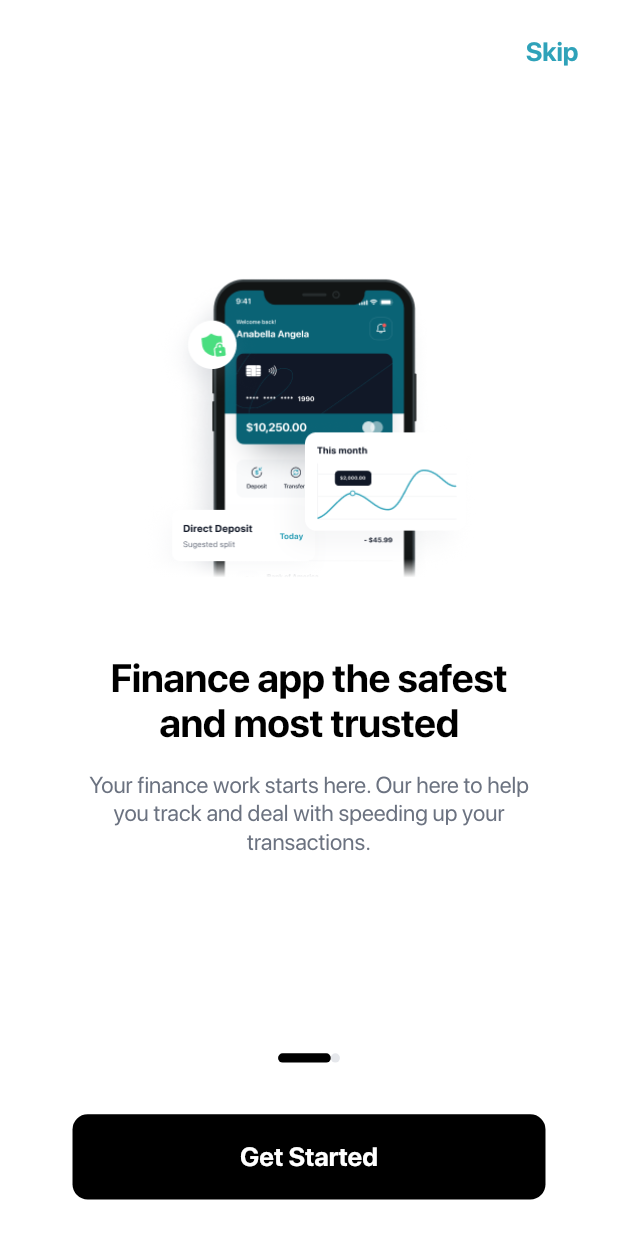
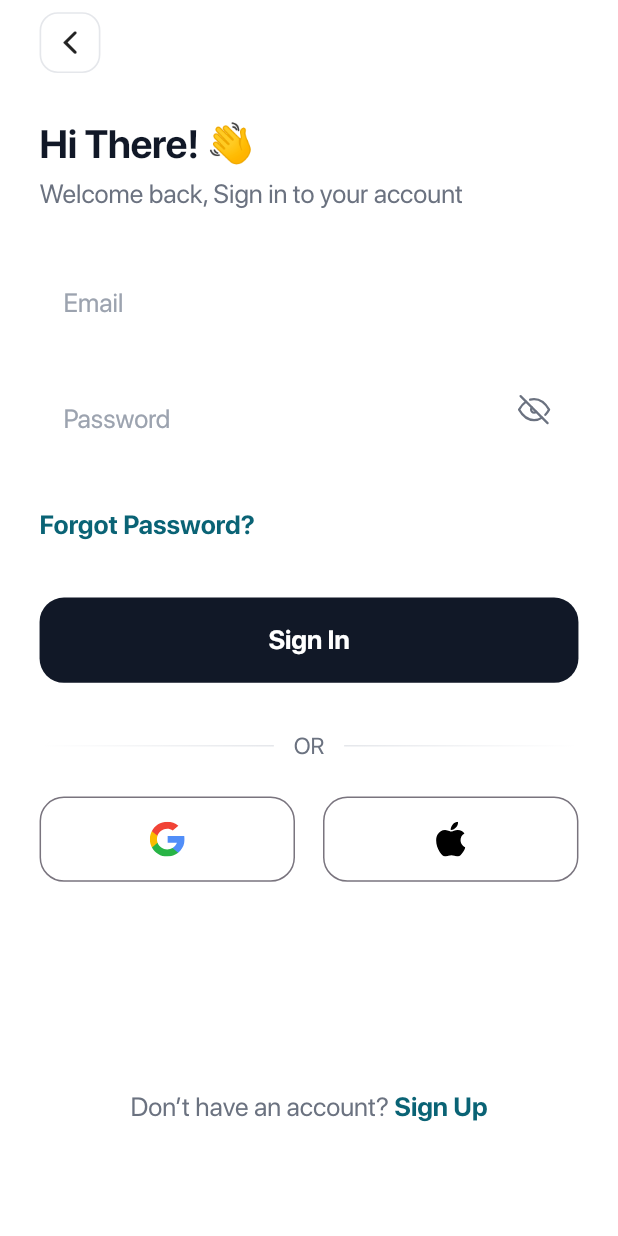
Before and after one commit to MaxTrent/smart_pay, a Flutter app: the screen it shows after launch, after a tap on "Get Started", on a phone screen of 412 x 824 dp. Run offline on Flutter 3.47's test engine with Material 3 defaults, Android fonts, the phone set to English and light mode, and no system bars; our stand-ins replace flutter_riverpod, flutter_screenutil, flutter_svg, google_fonts; project files that could hold a hidden picture were left out.

Commit message:
sign in screen ui

```diff
--- a/lib/appTheme.dart
+++ b/lib/appTheme.dart
@@ -2,29 +2,34 @@ import 'package:flutter/material.dart';
 import 'package:flutter_screenutil/flutter_screenutil.dart';
 import 'package:google_fonts/google_fonts.dart';
 
-const primaryAppColor = Color(0xff2FA2B9);
-const accentColor = Color(0xff6B7280);
+const lightGreen = Color(0xff2FA2B9);
+const darkGreen = Color(0xff0A6375);
+const darkGrey = Color(0xff6B7280);
+const lightGrey = Color(0xffE5E7EB);
+const buttonColor = Color(0xff111827);
+const textFieldColor = Color(0xffF9FAFB);
+
 
 class AppTheme {
   ThemeData get light => ThemeData(
       scaffoldBackgroundColor: Colors.white,
-      primaryColor: primaryAppColor,
+      primaryColor: lightGreen,
       textTheme: TextTheme(
         displayLarge: TextStyle(
           fontFamily: 'SFPro',
-          color: Colors.black,
+          color: buttonColor,
           fontWeight: FontWeight.w600,
           fontSize: 24.sp,
         ),
         displayMedium: TextStyle(
           fontFamily: 'SFPro',
-          color: Colors.black,
+          color: buttonColor,
           fontWeight: FontWeight.w600,
           fontSize: 16.sp,
         ),
         displaySmall: TextStyle(
           fontFamily: 'SFPro',
-          color: accentColor,
+          color: darkGrey,
           fontSize: 14.sp,
         ),
       ));
--- a/lib/screens/onboarding.dart
+++ b/lib/screens/onboarding.dart
@@ -6,6 +6,9 @@ import 'package:flutter_riverpod/flutter_riverpod.dart';
 import 'package:flutter_screenutil/flutter_screenutil.dart';
 import 'package:flutter_svg/flutter_svg.dart';
 import 'package:smart_pay/appTheme.dart';
+import 'package:smart_pay/screens/sign_in.dart';
+
+import '../widgets/widgets.dart';
 
 final currentIndex = StateProvider<int>((ref) => 0);
 final positionIndex = StateProvider<int>((ref) => 0);
@@ -45,12 +48,16 @@ class Onboarding extends ConsumerWidget {
                   padding: EdgeInsets.symmetric(horizontal: 24.w),
                   child: Align(
                     alignment: Alignment.topRight,
-                    child: Text(
-                      'Skip',
-                      style: Theme.of(context)
-                          .textTheme
-                          .displayMedium!
-                          .copyWith(color: primaryAppColor),
+                    child: GestureDetector(
+
+                      onTap: ()=>Navigator.push(context, MaterialPageRoute(builder: (context)=> SignIn())),
+                      child: Text(
+                        'Skip',
+                        style: Theme.of(context)
+                            .textTheme
+                            .displayMedium!
+                            .copyWith(color: lightGreen),
+                      ),
                     ),
                   ),
                 ),
@@ -86,28 +93,7 @@ class Onboarding extends ConsumerWidget {
                   SizedBox(
                     height: 34.h,
                   ),
-                  SizedBox(
-                    height: 56.h,
-                    width: 287.w,
-                    child: ElevatedButton(
-                        onPressed: () {
-                          // Navigator.of(context).pu
-                        },
-                        style: ElevatedButton.styleFrom(
-                          elevation: 0,
-                          backgroundColor: Colors.black,
-                          shape: RoundedRectangleBorder(
-                            borderRadius: BorderRadius.circular(10.r),
-                          ),
-                        ),
-                        child: Text(
-                          'Get Started',
-                          style: Theme.of(context)
-                              .textTheme
-                              .displayMedium!
-                              .copyWith(color: Colors.white),
-                        )),
-                  ),
+                  AppButton(text: 'Get Started', onPressed: () { Navigator.of(context).push(MaterialPageRoute(builder: (context)=> SignIn())); }, width: 287,),
                 ],
               ),
             )
@@ -117,6 +103,8 @@ class Onboarding extends ConsumerWidget {
     );
   }
 }
+
+
 
 class AppOnboarding extends StatelessWidget {
   AppOnboarding({
@@ -189,33 +177,7 @@ class AppOnboarding extends StatelessWidget {
   }
 }
 
-class OnboardingIndicator extends ConsumerWidget {
-  OnboardingIndicator({
-    super.key,
-    required this.positionIndex,
-    required this.currentIndex,
-  });
 
-  final int positionIndex;
-  final StateProvider currentIndex;
-
-  @override
-  Widget build(BuildContext context, ref) {
-    return Row(
-      children: [
-        Container(
-          width: positionIndex == ref.watch(currentIndex) ? 32.w : 6.h,
-          height: 6.h,
-          decoration: BoxDecoration(
-              color: positionIndex == ref.watch(currentIndex)
-                  ? Colors.black
-                  : Color(0xffE5E7EB),
-              borderRadius: BorderRadius.circular(500.r)),
-        ),
-      ],
-    );
-  }
-}
 
 class OnboardingPage {
   final String text;
--- a/lib/screens/screens.dart
+++ b/lib/screens/screens.dart
@@ -1,2 +1,5 @@
 export 'splash_screen.dart';
 export 'onboarding.dart';
+export 'recover_password.dart';
+export 'sign_in.dart';
+export 'verify_identity.dart';
--- /dev/null
+++ b/lib/screens/sign_in.dart
@@ -0,0 +1,236 @@
+import 'dart:math';
+
+import 'package:flutter/cupertino.dart';
+import 'package:flutter/material.dart';
+import 'package:flutter/painting.dart';
+import 'package:flutter/widgets.dart';
+import 'package:flutter_riverpod/flutter_riverpod.dart';
+import 'package:flutter_screenutil/flutter_screenutil.dart';
+import 'package:flutter_svg/flutter_svg.dart';
+import 'package:smart_pay/appTheme.dart';
+import 'package:smart_pay/screens/screens.dart';
+import 'package:smart_pay/validators.dart';
+import 'package:smart_pay/widgets/widgets.dart';
+
+class SignIn extends ConsumerWidget {
+  SignIn({super.key});
+
+  final _emailController =
+      Provider<TextEditingController>((ref) => TextEditingController());
+  final _passwordController =
+      Provider<TextEditingController>((ref) => TextEditingController());
+
+  final obscureTextProvider = StateProvider<bool>((ref) => true);
+
+  final _formKey = GlobalKey<FormState>();
+
+  @override
+  Widget build(BuildContext context, ref) {
+    final emailController = ref.read(_emailController);
+    final passwordController = ref.read(_passwordController);
+
+    return Scaffold(
+      resizeToAvoidBottomInset: false,
+      body: GestureDetector(
+        onTap: () => FocusManager.instance.primaryFocus?.unfocus(),
+        child: SafeArea(
+          child: Padding(
+            padding: EdgeInsets.symmetric(horizontal: 24.w),
+            child: Form(
+              // key: _formKey,
+              child: Column(
+                crossAxisAlignment: CrossAxisAlignment.start,
+                children: [
+                  SizedBox(
+                    height: 8.h,
+                  ),
+                  GestureDetector(
+                    onTap: () {
+                      Navigator.pop(context);
+                    },
+                    child: Container(
+                      height: 40.h,
+                      width: 40.h,
+                      decoration: BoxDecoration(
+                        borderRadius: BorderRadius.circular(12.r),
+                        border: Border.all(
+                          color: lightGrey,
+                          width: 1.w,
+                        ),
+                      ),
+                      child: Icon(
+                        CupertinoIcons.back,
+                      ),
+                    ),
+                  ),
+                  SizedBox(height: 32.h),
+                  Text(
+                    'Hi There! 👋',
+                    style: Theme.of(context).textTheme.displayLarge,
+                  ),
+                  SizedBox(height: 8.h),
+                  Text(
+                    'Welcome back, Sign in to your account',
+                    style: Theme.of(context).textTheme.displayMedium!.copyWith(
+                        fontWeight: FontWeight.w400, color: darkGrey),
+                  ),
+                  SizedBox(height: 32.h),
+                  AppTextField(
+                    controller: emailController,
+                    hintText: 'Email',
+                    keyboardType: TextInputType.emailAddress,
+                  ),
+                  SizedBox(
+                    height: 16.h,
+                  ),
+                  AppTextField(
+                    controller: ref.read(_passwordController),
+                    hintText: 'Password',
+                    keyboardType: TextInputType.emailAddress,
+                    obscureText: ref.watch(obscureTextProvider),
+                    suffixIcon: GestureDetector(
+                      onTap: () =>
+                          ref.read(obscureTextProvider.notifier).state =
+                              !ref.read(obscureTextProvider.notifier).state,
+                      child: Padding(
+                        padding: EdgeInsets.symmetric(
+                            horizontal: 16.0.w, vertical: 16.h),
+                        child: SvgPicture.asset(
+                          'assets/visibility.svg',
+                        ),
+                      ),
+                    ),
+                  ),
+                  SizedBox(
+                    height: 24.h,
+                  ),
+                  TextButton(
+                      onPressed: () {
+                        Navigator.of(context).push(MaterialPageRoute(
+                            builder: (context) => RecoverPassword()));
+                      },
+                      style: ButtonStyle(
+                        padding: MaterialStateProperty.all<EdgeInsets>(
+                            EdgeInsets.zero),
+                        overlayColor:
+                            MaterialStateProperty.all(Colors.transparent),
+                      ),
+                      child: Text(
+                        'Forgot Password?',
+                        style: Theme.of(context)
+                            .textTheme
+                            .displayMedium!
+                            .copyWith(color: darkGreen),
+                      )),
+                  SizedBox(
+                    height: 24.h,
+                  ),
+                  Center(
+                      child: AppButton(
+                    text: 'Sign In',
+                    onPressed: () {},
+                    width: 327,
+                  )),
+                  SizedBox(
+                    height: 32.h,
+                  ),
+                  Row(
+                    mainAxisAlignment: MainAxisAlignment.center,
+                    children: [
+                      Container(
+                        width: 142.w,
+                        height: 1.h,
+                        decoration: BoxDecoration(
+                            gradient: LinearGradient(colors: [
+                          lightGrey.withOpacity(0.0),
+                          lightGrey,
+                        ])),
+                      ),
+                      SizedBox(
+                        width: 12.w,
+                      ),
+                      Text(
+                        'OR',
+                        style: Theme.of(context).textTheme.displaySmall,
+                      ),
+                      SizedBox(
+                        width: 12.w,
+                      ),
+                      Container(
+                        width: 142.w,
+                        height: 1.h,
+                        decoration: BoxDecoration(
+                            gradient: LinearGradient(colors: [
+                          lightGrey,
+                          lightGrey.withOpacity(0.0),
+                        ])),
+                      ),
+                    ],
+                  ),
+                  SizedBox(
+                    height: 24.h,
+                  ),
+                  Row(
+                    mainAxisAlignment: MainAxisAlignment.spaceBetween,
+                    children: [
+                      SizedBox(
+                        height: 56.h,
+                        width: 155.w,
+                        child: OutlinedButton(
+                          onPressed: () {},
+                          child: SvgPicture.asset('assets/google.svg'),
+                          style: OutlinedButton.styleFrom(
+                              foregroundColor: Colors.transparent,
+                              shape: RoundedRectangleBorder(
+                                borderRadius: BorderRadius.circular(16.r),
+                              )),
+                        ),
+                      ),
+                      SizedBox(
+                        height: 56.h,
+                        width: 155.w,
+                        child: OutlinedButton(
+                          onPressed: () {},
+                          child: SvgPicture.asset('assets/apple.svg'),
+                          style: OutlinedButton.styleFrom(
+                              foregroundColor: Colors.transparent,
+                              shape: RoundedRectangleBorder(
+                                borderRadius: BorderRadius.circular(16.r),
+                              )),
+                        ),
+                      ),
+                    ],
+                  ),
+                  SizedBox(
+                    height: 138.h,
+                  ),
+                  Center(
+                    child: GestureDetector(
+                      onTap: () {},
+                      child: Text.rich(TextSpan(
+                          text: 'Don’t have an account? ',
+                          style: Theme.of(context)
+                              .textTheme
+                              .displayMedium!
+                              .copyWith(
+                                  fontWeight: FontWeight.w400,
+                                  color: darkGrey),
+                          children: [
+                            TextSpan(
+                                text: 'Sign Up',
+                                style: Theme.of(context)
+                                    .textTheme
+                                    .displayMedium!
+                                    .copyWith(color: darkGreen))
+                          ])),
+                    ),
+                  )
+                ],
+              ),
+            ),
+          ),
+        ),
+      ),
+    );
+  }
+}
--- /dev/null
+++ b/lib/widgets/app_button.dart
@@ -0,0 +1,42 @@
+
+import 'package:flutter/material.dart';
+import 'package:flutter_screenutil/flutter_screenutil.dart';
+import 'package:smart_pay/appTheme.dart';
+
+class AppButton extends StatelessWidget {
+  AppButton({
+    required this.text,
+    required this.onPressed,
+    required this.width,
+    super.key,
+  });
+
+  String text;
+  Function()? onPressed;
+  double width;
+
+  @override
+  Widget build(BuildContext context) {
+    return SizedBox(
+      height: 56.h,
+      width: width.w,
+      child: ElevatedButton(
+          onPressed: onPressed,
+          style: ElevatedButton.styleFrom(
+            padding: EdgeInsets.zero,
+            elevation: 0,
+            backgroundColor: buttonColor,
+            shape: RoundedRectangleBorder(
+              borderRadius: BorderRadius.circular(16.r),
+            ),
+          ),
+          child: Text(
+            text,
+            style: Theme.of(context)
+                .textTheme
+                .displayMedium!
+                .copyWith(color: Colors.white),
+          )),
+    );
+  }
+}
--- /dev/null
+++ b/lib/widgets/app_textfield.dart
@@ -0,0 +1,72 @@
+import 'package:flutter/material.dart';
+import 'package:flutter_riverpod/flutter_riverpod.dart';
+import 'package:flutter_screenutil/flutter_screenutil.dart';
+import 'package:smart_pay/validators.dart';
+
+import '../appTheme.dart';
+
+class AppTextField extends ConsumerWidget {
+  AppTextField({
+    super.key,
+    required this.controller,
+    required this.hintText,
+    required this.keyboardType,
+    this.suffixIcon,
+    this.obscureText,
+  });
+
+  final TextEditingController controller;
+  String hintText;
+  TextInputType keyboardType;
+  Widget? suffixIcon;
+  bool? obscureText;
+
+  // GlobalKey<FormState> formKey;
+
+  @override
+  Widget build(BuildContext context, ref) {
+    return SizedBox(
+      height: 56.h,
+      child: TextFormField(
+        // key: formKey,
+        obscureText: obscureText ?? false,
+        textAlignVertical: TextAlignVertical.bottom,
+        cursorHeight: 20.h,
+        cursorWidth: 1.w,
+        style: Theme.of(context).textTheme.displayMedium,
+        validator: (value) {
+          if (!value!.isValidEmail) {
+            return;
+          }
+        },
+        showCursor: true,
+        cursorColor: buttonColor,
+        onChanged: (value) {
+          if (value.isNotEmpty) {
+          } else {}
+        },
+        keyboardType: keyboardType,
+        autovalidateMode: AutovalidateMode.onUserInteraction,
+        controller: controller,
+        decoration: InputDecoration(
+          suffixIcon: suffixIcon,
+          hintText: hintText,
+          hintStyle: Theme.of(context)
+              .textTheme
+              .displayMedium!
+              .copyWith(fontWeight: FontWeight.w400, color: Color(0xff9CA3AF)),
+          fillColor: textFieldColor,
+          focusedBorder: OutlineInputBorder(
+            borderRadius: BorderRadius.circular(16.r),
+            borderSide: BorderSide(
+              color: lightGreen,
+            ),
+          ),
+          enabledBorder: OutlineInputBorder(
+            borderSide: BorderSide.none,
+          ),
+        ),
+      ),
+    );
+  }
+}
--- /dev/null
+++ b/lib/widgets/onboarding_indicator.dart
@@ -0,0 +1,32 @@
+import 'package:flutter/material.dart';
+import 'package:flutter_riverpod/flutter_riverpod.dart';
+import 'package:flutter_screenutil/flutter_screenutil.dart';
+import 'package:smart_pay/appTheme.dart';
+
+class OnboardingIndicator extends ConsumerWidget {
+  OnboardingIndicator({
+    super.key,
+    required this.positionIndex,
+    required this.currentIndex,
+  });
+
+  final int positionIndex;
+  final StateProvider currentIndex;
+
+  @override
+  Widget build(BuildContext context, ref) {
+    return Row(
+      children: [
+        Container(
+          width: positionIndex == ref.watch(currentIndex) ? 32.w : 6.h,
+          height: 6.h,
+          decoration: BoxDecoration(
+              color: positionIndex == ref.watch(currentIndex)
+                  ? Colors.black
+                  : lightGrey,
+              borderRadius: BorderRadius.circular(500.r)),
+        ),
+      ],
+    );
+  }
+}
--- /dev/null
+++ b/lib/widgets/widgets.dart
@@ -0,0 +1,3 @@
+export 'app_button.dart';
+export 'onboarding_indicator.dart';
+export 'app_textfield.dart';
```
Also changed, not shown: lib/screens/recover_password.dart (added, +54 -0 lines), lib/screens/verify_identity.dart (added, +100 -0 lines), lib/validators.dart (added, +7 -0 lines), assets/check.svg (added), assets/passwordrecovery.svg (added), assets/verifyidentity.svg (added).
